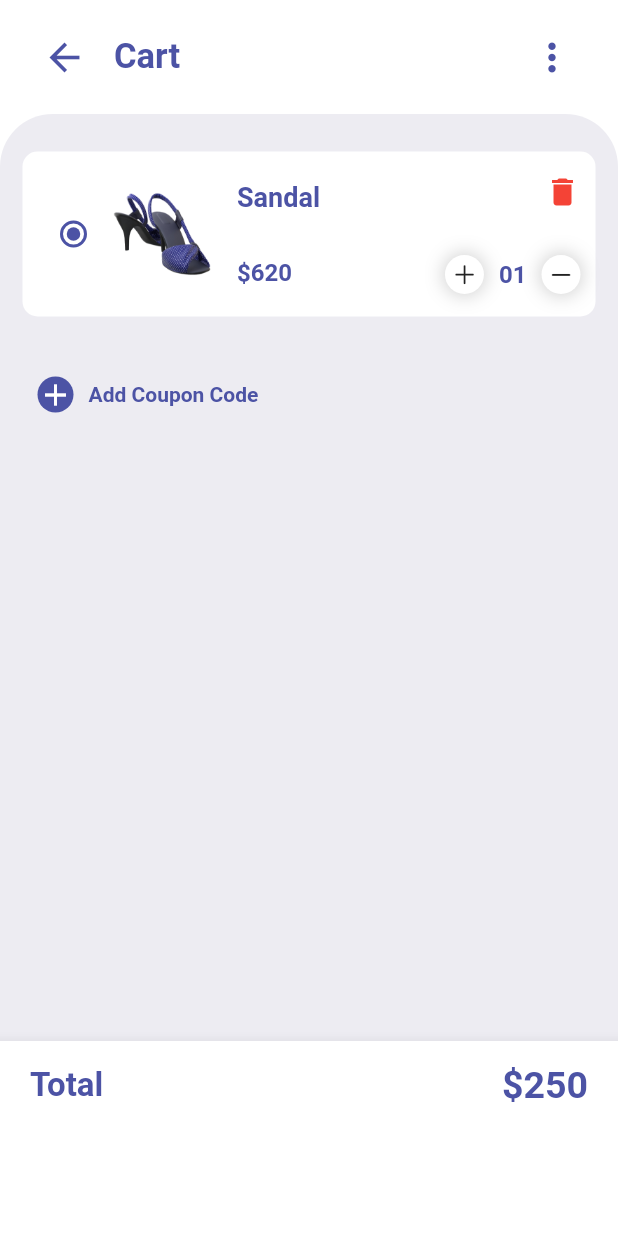
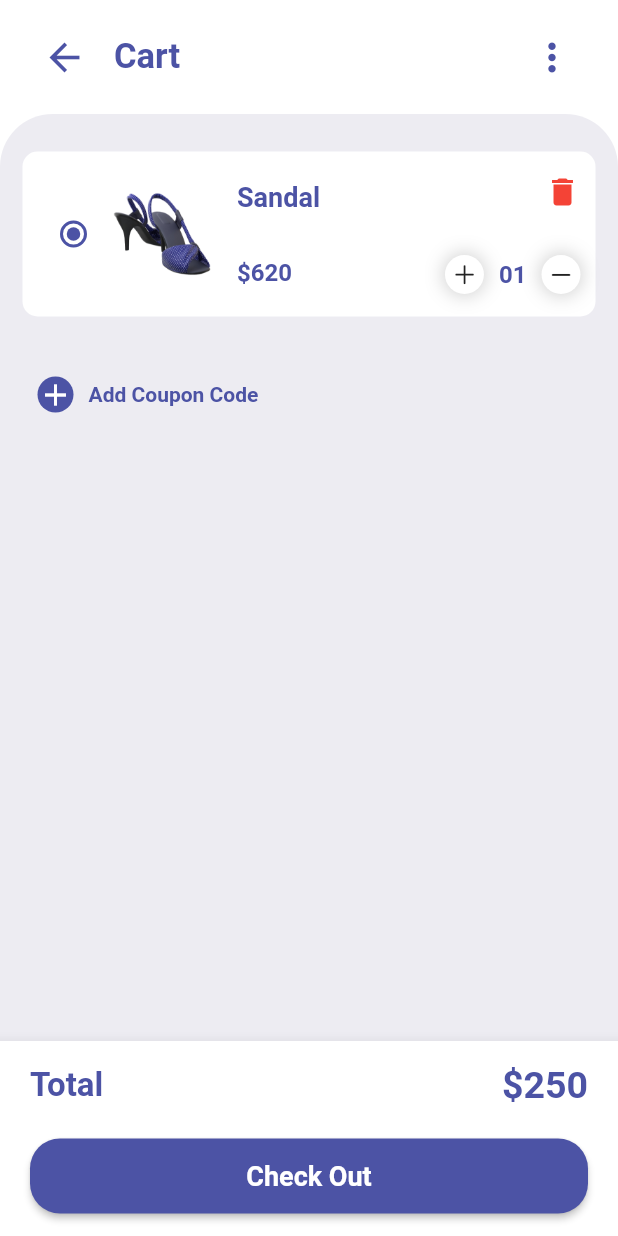
Before and after one commit to jgarzon26/shopping_app, a Flutter app: the Cart screen opened by its route, on a phone screen of 412 x 824 dp. Run offline on Flutter 3.47's test engine with Material 2 defaults, Android fonts, the phone set to English and light mode, and no system bars; our stand-ins replace badges, curved_navigation_bar.

```diff
--- a/lib/screens/cart/cart.dart
+++ b/lib/screens/cart/cart.dart
@@ -102,6 +102,24 @@ class Cart extends StatelessWidget {
                   ),
                 ],
               ),
+              ElevatedButton(
+                style: ElevatedButton.styleFrom(
+                  minimumSize: const Size(double.infinity, 50),
+                  backgroundColor: kMainColor,
+                  shape: const RoundedRectangleBorder(
+                    borderRadius: BorderRadius.all(Radius.circular(20)),
+                  ),
+                ),
+                onPressed: (){},
+                child: const Text(
+                  "Check Out",
+                  style: TextStyle(
+                    color: Colors.white,
+                    fontSize: 18,
+                    fontWeight: FontWeight.bold,
+                  ),
+                ),
+              ),
             ],
           ),
         ),
```
